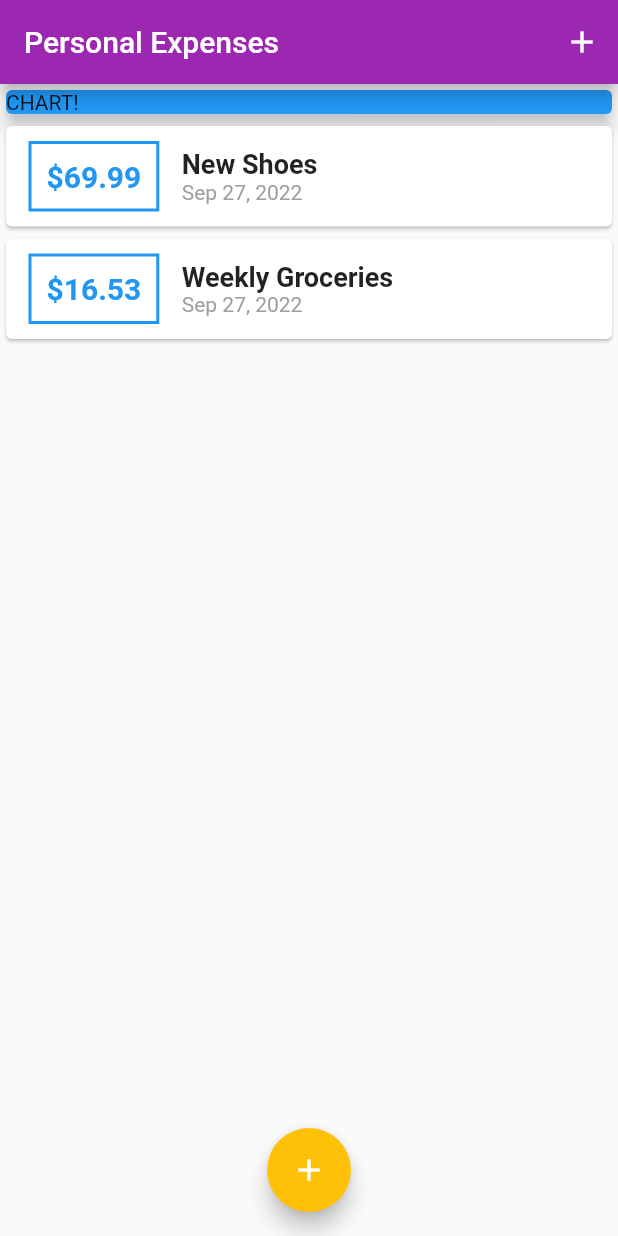
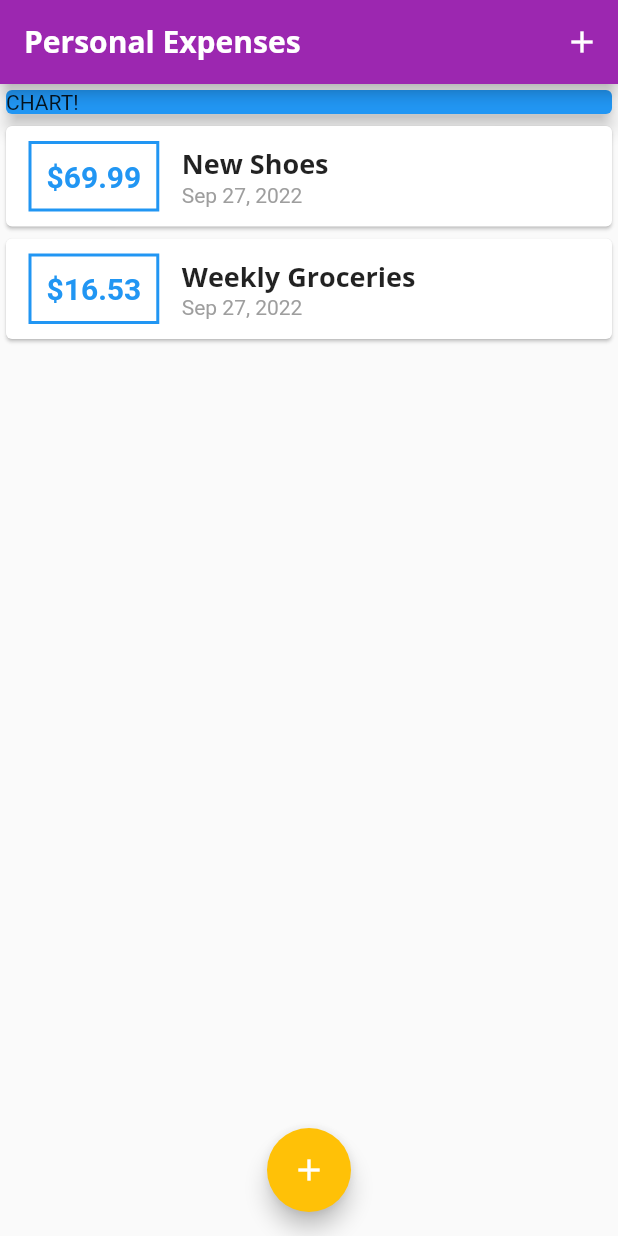
Before and after one commit to anilaydinn/personal_expense_application, a Flutter app: the screen it shows after launch, on a phone screen of 412 x 824 dp. Run offline on Flutter 3.47's test engine with Material 2 defaults, Android fonts, the phone set to English and light mode, and no system bars.

Commit message:
[Anil] Add text theme

```diff
--- a/lib/main.dart
+++ b/lib/main.dart
@@ -18,6 +18,21 @@ class MyApp extends StatelessWidget {
       theme: ThemeData(
         colorScheme: ColorScheme.fromSwatch(primarySwatch: Colors.purple)
             .copyWith(secondary: Colors.amber),
+        fontFamily: 'Quicksand',
+        appBarTheme: const AppBarTheme(
+          titleTextStyle: TextStyle(
+            fontFamily: 'OpenSans',
+            fontSize: 20,
+            fontWeight: FontWeight.bold,
+          ),
+        ),
+        textTheme: ThemeData.light().textTheme.copyWith(
+              headline6: const TextStyle(
+                fontFamily: 'OpenSans',
+                fontSize: 18,
+                fontWeight: FontWeight.bold,
+              ),
+            ),
       ),
       home: const MyHomePage(),
     );
@@ -76,7 +91,10 @@ class _MyHomePageState extends State<MyHomePage> {
   Widget build(BuildContext context) {
     return Scaffold(
       appBar: AppBar(
-        title: const Text('Personal Expenses'),
+        title: const Text(
+          'Personal Expenses',
+          style: TextStyle(fontFamily: 'OpenSans'),
+        ),
         actions: [
           IconButton(
             onPressed: () => _startAddNewTransaction(context),
--- a/lib/widgets/transaction_list.dart
+++ b/lib/widgets/transaction_list.dart
@@ -40,10 +40,7 @@ class TransActionList extends StatelessWidget {
                   children: [
                     Text(
                       transactions[index].title,
-                      style: const TextStyle(
-                        fontWeight: FontWeight.bold,
-                        fontSize: 18,
-                      ),
+                      style: Theme.of(context).textTheme.titleLarge,
                     ),
                     Text(
                       DateFormat().add_yMMMd().format(transactions[index].date),
```
Also changed, not shown: pubspec.yaml (+13 -16 lines), assets/fonts/OpenSans-Bold.ttf (added), assets/fonts/OpenSans-Regular.ttf (added), assets/fonts/Quicksand-Bold.ttf (added), assets/fonts/Quicksand-Regular.ttf (added).
